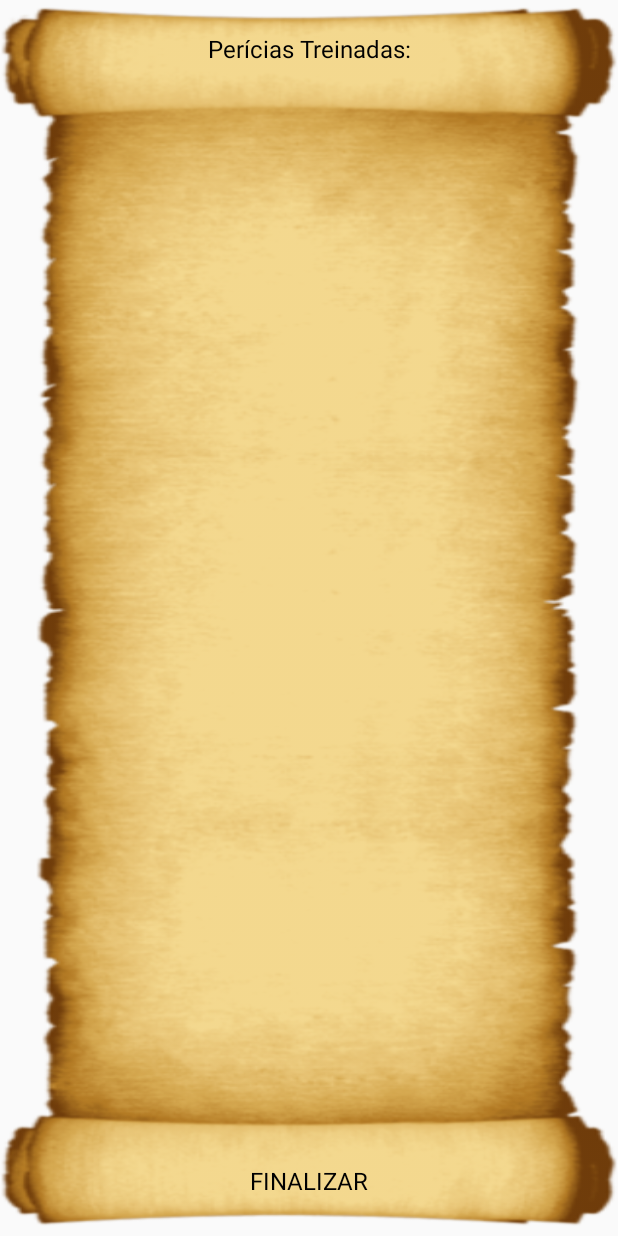
After one commit to thiagorocha14/RPGTrab, an Android app: the layout activity_pericias.xml on its own in the app's theme, with its tools: preview values and no code run, on a phone screen of 412 x 824 dp. The commit adds this screen. Run offline under Robolectric (Android 15) with nearby library versions, the phone set to English and light mode, and no system bars.

Commit message:
Pericias e Inicio da activity da ficha

```diff
--- a/app/src/main/AndroidManifest.xml
+++ b/app/src/main/AndroidManifest.xml
@@ -9,8 +9,11 @@
         android:roundIcon="@mipmap/ic_launcher_round"
         android:supportsRtl="true"
         android:theme="@style/AppTheme">
-        <activity android:name=".ShowFicha"
+        <activity android:name=".Pericias"
             android:theme="@style/AppTheme.NoActionBar"></activity>
+        <activity
+            android:name=".ShowFicha"
+            android:theme="@style/AppTheme.NoActionBar" />
         <activity
             android:name=".ListMagias"
             android:theme="@style/AppTheme.NoActionBar" />
--- a/app/src/main/java/com/example/rpg/ListMagias.java
+++ b/app/src/main/java/com/example/rpg/ListMagias.java
@@ -17,6 +17,7 @@ import android.webkit.MimeTypeMap;
 import android.widget.AdapterView;
 import android.widget.ArrayAdapter;
 import android.widget.Button;
+import android.widget.ListAdapter;
 import android.widget.ListView;
 import android.widget.TextView;
 import android.widget.Toast;
@@ -726,8 +727,8 @@ public class ListMagias extends AppCompatActivity {
             public void onItemClick(AdapterView<?> adapterView, View view, int i, long l) {
                 if(quantidade[0] == 0){
                     if(listmagia.isItemChecked(i)){
+                        listmagia.setItemChecked(i,false);
                         Toast.makeText(getBaseContext(), "Você não pode escolher essa magias, suas magias acabaram parceiro!", Toast.LENGTH_SHORT).show();
-                        listmagia.setItemChecked(i,false);
                     }else{
                         quantidade[0]++;
                         txtMagias.setText("Você tem "+ quantidade[0].toString()+" magias pra escolher");
@@ -798,7 +799,7 @@ public class ListMagias extends AppCompatActivity {
                     .addOnProgressListener(new OnProgressListener<UploadTask.TaskSnapshot>() {
                         @Override
                         public void onProgress(UploadTask.TaskSnapshot taskSnapshot) {
-
+                            finish();
                         }
                     });
         }
--- /dev/null
+++ b/app/src/main/res/layout/activity_pericias.xml
@@ -0,0 +1,50 @@
+<?xml version="1.0" encoding="utf-8"?>
+<androidx.constraintlayout.widget.ConstraintLayout xmlns:android="http://schemas.android.com/apk/res/android"
+    xmlns:app="http://schemas.android.com/apk/res-auto"
+    xmlns:tools="http://schemas.android.com/tools"
+    android:layout_width="match_parent"
+    android:layout_height="match_parent"
+    tools:context=".Pericias"
+    android:background="@drawable/papel6">
+
+    <ListView
+        android:id="@+id/listperi"
+        android:layout_width="match_parent"
+        android:layout_height="match_parent"
+        android:layout_marginStart="42dp"
+        android:layout_marginTop="65dp"
+        android:layout_marginEnd="42dp"
+        android:layout_marginBottom="65dp"
+        app:layout_constraintBottom_toBottomOf="parent"
+        app:layout_constraintEnd_toEndOf="parent"
+        app:layout_constraintStart_toStartOf="parent"
+        app:layout_constraintTop_toTopOf="parent" />
+
+    <TextView
+        android:id="@+id/txtMagias"
+        android:layout_width="0dp"
+        android:layout_height="0dp"
+        android:gravity="center"
+        android:text="@string/perit"
+        android:textColor="@color/black"
+        android:textSize="16sp"
+        app:layout_constraintBottom_toTopOf="@+id/listperi"
+        app:layout_constraintEnd_toEndOf="parent"
+        app:layout_constraintStart_toStartOf="parent"
+        app:layout_constraintTop_toTopOf="parent" />
+
+    <TextView
+        android:id="@+id/btnPeri"
+        android:layout_width="0dp"
+        android:layout_height="0dp"
+        android:layout_marginBottom="8dp"
+        android:gravity="center"
+        android:text="@string/btn_finish"
+        android:textColor="@color/black"
+        android:textSize="16sp"
+        app:layout_constraintBottom_toBottomOf="parent"
+        app:layout_constraintEnd_toEndOf="@+id/listperi"
+        app:layout_constraintStart_toStartOf="@+id/listperi"
+        app:layout_constraintTop_toBottomOf="@+id/listperi"/>
+
+</androidx.constraintlayout.widget.ConstraintLayout>
```
Also changed, not shown: app/src/main/java/com/example/rpg/Ficha.java (+11 -1 lines), app/src/main/java/com/example/rpg/Pericias.java (added, +240 -0 lines), app/src/main/java/com/example/rpg/ShowFicha.java (+9 -2 lines), app/src/main/java/com/example/rpg/VidaV.java (+4 -11 lines), app/src/main/res/layout/activity_show_ficha.xml (+9 -3 lines), app/src/main/res/values/strings.xml (+32 -0 lines).
